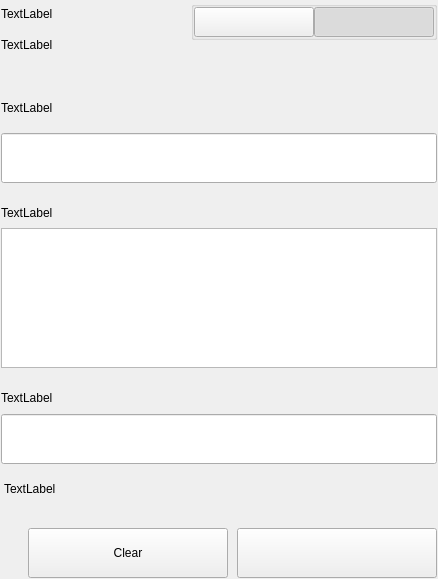
decenomy/PNY, file src/qt/pny/settings/forms/settingssignmessagewidgets.ui: the form before one commit.
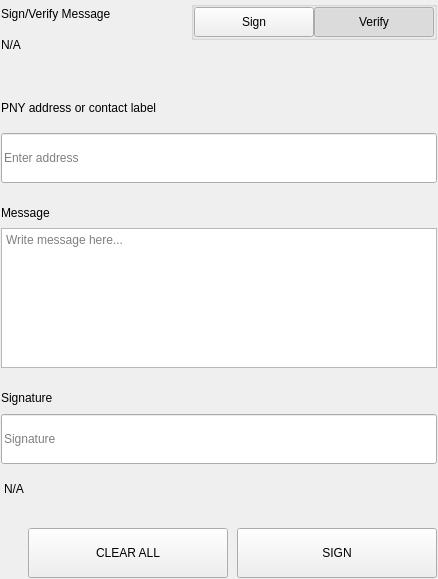
The form after the commit.

```diff
--- a/src/qt/pny/settings/forms/settingssignmessagewidgets.ui
+++ b/src/qt/pny/settings/forms/settingssignmessagewidgets.ui
@@ -75,14 +75,14 @@
              <item>
               <widget class="QLabel" name="labelTitle">
                <property name="text">
-                <string>TextLabel</string>
+                <string>Sign/Verify Message</string>
                </property>
               </widget>
              </item>
              <item>
               <widget class="QLabel" name="labelSubtitle1">
                <property name="text">
-                <string>TextLabel</string>
+                <string notr="true">N/A</string>
                </property>
                <property name="wordWrap">
                 <bool>true</bool>
@@ -162,7 +162,7 @@
                     <enum>Qt::NoFocus</enum>
                    </property>
                    <property name="text">
-                    <string/>
+                    <string>Sign</string>
                    </property>
                    <property name="checkable">
                     <bool>true</bool>
@@ -190,7 +190,7 @@
                     <enum>Qt::NoFocus</enum>
                    </property>
                    <property name="text">
-                    <string/>
+                    <string>Verify</string>
                    </property>
                    <property name="checkable">
                     <bool>true</bool>
@@ -276,7 +276,7 @@
                </size>
               </property>
               <property name="text">
-               <string>TextLabel</string>
+               <string>PNY address or contact label</string>
               </property>
              </widget>
             </item>
@@ -294,6 +294,9 @@
                 <height>50</height>
                </size>
               </property>
+              <property name="placeholderText">
+               <string>Enter address</string>
+              </property>
              </widget>
             </item>
            </layout>
@@ -335,7 +338,7 @@
               </size>
              </property>
              <property name="text">
-              <string>TextLabel</string>
+              <string>Message</string>
              </property>
             </widget>
            </item>
@@ -353,6 +356,9 @@
                <height>140</height>
               </size>
              </property>
+             <property name="placeholderText">
+              <string>Write message here...</string>
+             </property>
             </widget>
            </item>
           </layout>
@@ -415,7 +421,7 @@
                </size>
               </property>
               <property name="text">
-               <string>TextLabel</string>
+               <string>Signature</string>
               </property>
              </widget>
             </item>
@@ -427,6 +433,9 @@
                 <height>50</height>
                </size>
               </property>
+              <property name="placeholderText">
+               <string>Signature</string>
+              </property>
              </widget>
             </item>
            </layout>
@@ -438,7 +447,7 @@
             <string notr="true">padding-top:5px;</string>
            </property>
            <property name="text">
-            <string>TextLabel</string>
+            <string notr="true">N/A</string>
            </property>
           </widget>
          </item>
@@ -491,7 +500,7 @@
               <enum>Qt::NoFocus</enum>
              </property>
              <property name="text">
-              <string>Clear</string>
+              <string>CLEAR ALL</string>
              </property>
             </widget>
            </item>
@@ -513,7 +522,7 @@
               <enum>Qt::NoFocus</enum>
              </property>
              <property name="text">
-              <string/>
+              <string>SIGN</string>
              </property>
             </widget>
            </item>
```
